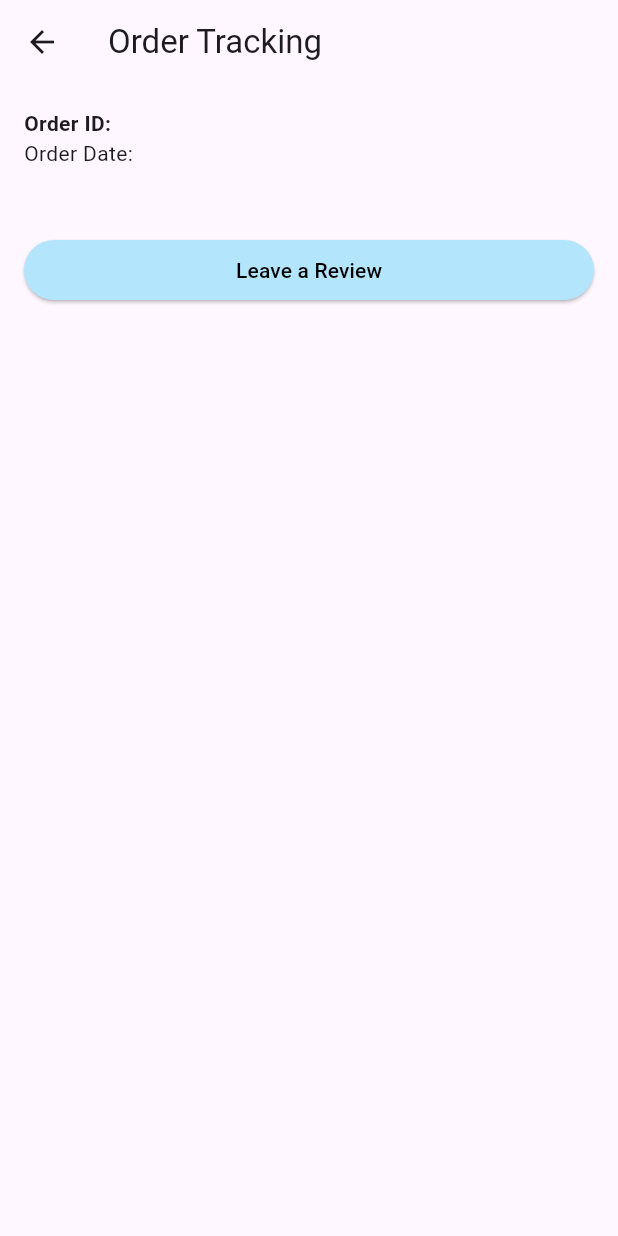
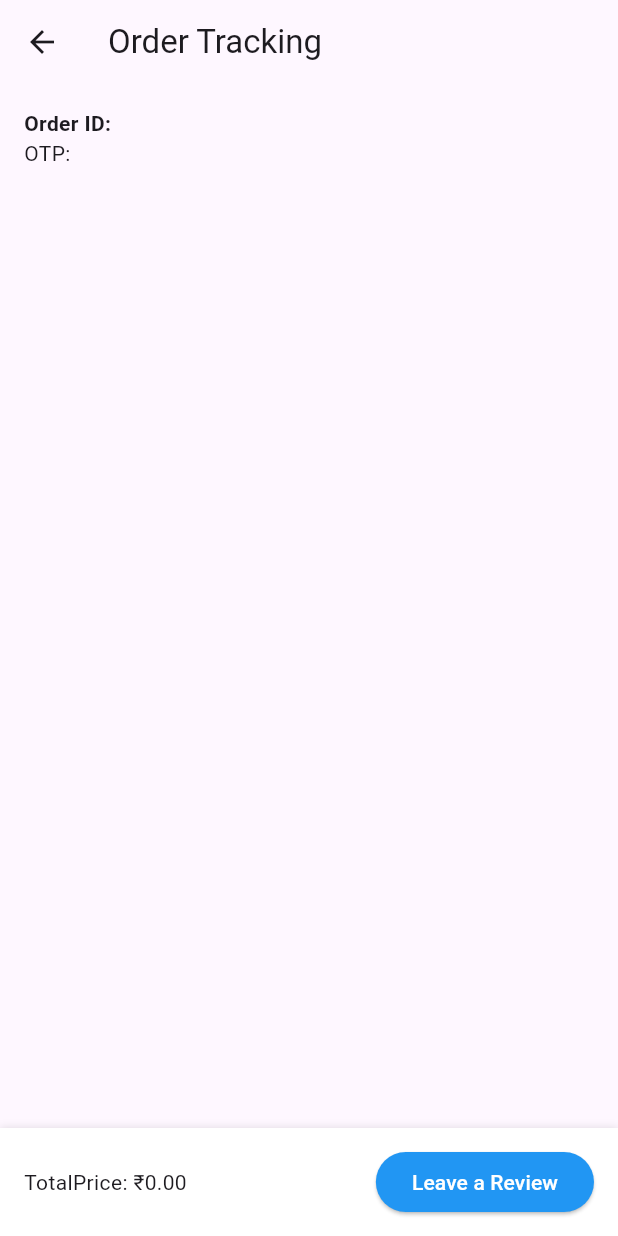
Before and after one commit to mekala-111/go_med, a Flutter app: the ServiceEngineerSparePartTrackingScreen screen opened directly with empty values, on a phone screen of 412 x 824 dp. Run offline on Flutter 3.47's test engine with Material 3 defaults, Android fonts, the light colour scheme and no system bars; our stand-ins replace cached_network_image, firebase_auth, firebase_core, firebase_crashlytics, firebase_database, flutter_riverpod and 6 more; missing offline and left inert: razorpay_flutter; accounts and stored records are empty.

Commit message:
updated may 27

```diff
--- a/lib/model/Serviceengineer_model/serviceengineersparepartbookingmodel.dart
+++ b/lib/model/Serviceengineer_model/serviceengineersparepartbookingmodel.dart
@@ -4,14 +4,27 @@ class ServiceengineersparepartbookingModel {
   List<String>? messages;
   List<Data>? data;
 
-  ServiceengineersparepartbookingModel({this.statusCode, this.success, this.messages, this.data});
+  ServiceengineersparepartbookingModel(
+      {this.statusCode, this.success, this.messages, this.data});
 
-  factory ServiceengineersparepartbookingModel.initial() => ServiceengineersparepartbookingModel(
-        statusCode: 0,
-        success: false,
-        messages: [],
-        data: [],
-      );
+  ServiceengineersparepartbookingModel.fromJson(Map<String, dynamic> json) {
+    statusCode = json['statusCode'];
+    success = json['success'];
+    messages = json['messages'].cast<String>();
+    if (json['data'] != null) {
+      data = <Data>[];
+      json['data'].forEach((v) {
+        data!.add(Data.fromJson(v));
+      });
+    }
+  }
+
+  Map<String, dynamic> toJson() => {
+        'statusCode': statusCode,
+        'success': success,
+        'messages': messages,
+        'data': data?.map((v) => v.toJson()).toList(),
+      };
 
   ServiceengineersparepartbookingModel copyWith({
     int? statusCode,
@@ -27,33 +40,22 @@ class ServiceengineersparepartbookingModel {
     );
   }
 
-  ServiceengineersparepartbookingModel.fromJson(Map<String, dynamic> json) {
-    statusCode = json['statusCode'];
-    success = json['success'];
-    messages = json['messages'].cast<String>();
-    if (json['data'] != null) {
-      data = <Data>[];
-      json['data'].forEach((v) {
-        data!.add(Data.fromJson(v));
-      });
-    }
-  }
-
-  Map<String, dynamic> toJson() {
-    final Map<String, dynamic> data = {};
-    data['statusCode'] = statusCode;
-    data['success'] = success;
-    data['messages'] = messages;
-    if (this.data != null) {
-      data['data'] = this.data!.map((v) => v.toJson()).toList();
-    }
-    return data;
-  }
+  static ServiceengineersparepartbookingModel initial() =>
+      ServiceengineersparepartbookingModel(
+        statusCode: 0,
+        success: false,
+        messages: [],
+        data: [],
+      );
 }
 
 class Data {
   String? sId;
   ServiceEngineer? serviceEngineer;
+  String? otp;
+  double? totalPrice;
+  double? paidPrice;
+  String? type;
   List<SparePartIds>? sparePartIds;
   String? location;
   String? address;
@@ -64,6 +66,10 @@ class Data {
   Data({
     this.sId,
     this.serviceEngineer,
+    this.otp,
+    this.totalPrice,
+    this.paidPrice,
+    this.type,
     this.sparePartIds,
     this.location,
     this.address,
@@ -72,44 +78,19 @@ class Data {
     this.updatedAt,
   });
 
-  factory Data.initial() => Data(
-        sId: '',
-        serviceEngineer: ServiceEngineer.initial(),
-        sparePartIds: [],
-        location: '',
-        address: '',
-        status: '',
-        createdAt: '',
-        updatedAt: '',
-      );
-
-  Data copyWith({
-    String? sId,
-    ServiceEngineer? serviceEngineer,
-    List<SparePartIds>? sparePartIds,
-    String? location,
-    String? address,
-    String? status,
-    String? createdAt,
-    String? updatedAt,
-  }) {
-    return Data(
-      sId: sId ?? this.sId,
-      serviceEngineer: serviceEngineer ?? this.serviceEngineer,
-      sparePartIds: sparePartIds ?? this.sparePartIds,
-      location: location ?? this.location,
-      address: address ?? this.address,
-      status: status ?? this.status,
-      createdAt: createdAt ?? this.createdAt,
-      updatedAt: updatedAt ?? this.updatedAt,
-    );
-  }
-
   Data.fromJson(Map<String, dynamic> json) {
     sId = json['_id'];
     serviceEngineer = json['serviceEngineer'] != null
         ? ServiceEngineer.fromJson(json['serviceEngineer'])
         : null;
+    otp = json['Otp'];
+    totalPrice = json['totalPrice'] != null
+        ? (json['totalPrice'] as num).toDouble()
+        : null;
+    paidPrice = json['paidPrice'] != null
+        ? (json['paidPrice'] as num).toDouble()
+        : null;
+    type = json['type'];
     if (json['sparePartIds'] != null) {
       sparePartIds = <SparePartIds>[];
       json['sparePartIds'].forEach((v) {
@@ -123,22 +104,65 @@ class Data {
     updatedAt = json['updatedAt'];
   }
 
-  Map<String, dynamic> toJson() {
-    final Map<String, dynamic> data = {};
-    data['_id'] = sId;
-    if (serviceEngineer != null) {
-      data['serviceEngineer'] = serviceEngineer!.toJson();
-    }
-    if (sparePartIds != null) {
-      data['sparePartIds'] = sparePartIds!.map((v) => v.toJson()).toList();
-    }
-    data['location'] = location;
-    data['address'] = address;
-    data['status'] = status;
-    data['createdAt'] = createdAt;
-    data['updatedAt'] = updatedAt;
-    return data;
+  Map<String, dynamic> toJson() => {
+        '_id': sId,
+        'serviceEngineer': serviceEngineer?.toJson(),
+        'Otp': otp,
+        'totalPrice': totalPrice,
+        'paidPrice': paidPrice,
+        'type': type,
+        'sparePartIds': sparePartIds?.map((v) => v.toJson()).toList(),
+        'location': location,
+        'address': address,
+        'status': status,
+        'createdAt': createdAt,
+        'updatedAt': updatedAt,
+      };
+
+  Data copyWith({
+    String? sId,
+    ServiceEngineer? serviceEngineer,
+    String? otp,
+    double? totalPrice,
+    double? paidPrice,
+    String? type,
+    List<SparePartIds>? sparePartIds,
+    String? location,
+    String? address,
+    String? status,
+    String? createdAt,
+    String? updatedAt,
+  }) {
+    return Data(
+      sId: sId ?? this.sId,
+      serviceEngineer: serviceEngineer ?? this.serviceEngineer,
+      otp: otp ?? this.otp,
+      totalPrice: totalPrice ?? this.totalPrice,
+      paidPrice: paidPrice ?? this.paidPrice,
+      type: type ?? this.type,
+      sparePartIds: sparePartIds ?? this.sparePartIds,
+      location: location ?? this.location,
+      address: address ?? this.address,
+      status: status ?? this.status,
+      createdAt: createdAt ?? this.createdAt,
+      updatedAt: updatedAt ?? this.updatedAt,
+    );
   }
+
+  static Data initial() => Data(
+        sId: '',
+        serviceEngineer: ServiceEngineer.initial(),
+        otp: '',
+        totalPrice: 0.0,
+        paidPrice: 0.0,
+        type: '',
+        sparePartIds: [],
+        location: '',
+        address: '',
+        status: '',
+        createdAt: '',
+        updatedAt: '',
+      );
 }
 
 class ServiceEngineer {
@@ -150,13 +174,21 @@ class ServiceEngineer {
 
   ServiceEngineer({this.sId, this.name, this.email, this.mobile, this.role});
 
-  factory ServiceEngineer.initial() => ServiceEngineer(
-        sId: '',
-        name: '',
-        email: '',
-        mobile: '',
-        role: '',
-      );
+  ServiceEngineer.fromJson(Map<String, dynamic> json) {
+    sId = json['_id'];
+    name = json['name'];
+    email = json['email'];
+    mobile = json['mobile'];
+    role = json['role'];
+  }
+
+  Map<String, dynamic> toJson() => {
+        '_id': sId,
+        'name': name,
+        'email': email,
+        'mobile': mobile,
+        'role': role,
+      };
 
   ServiceEngineer copyWith({
     String? sId,
@@ -174,23 +206,13 @@ class ServiceEngineer {
     );
   }
 
-  ServiceEngineer.fromJson(Map<String, dynamic> json) {
-    sId = json['_id'];
-    name = json['name'];
-    email = json['email'];
-    mobile = json['mobile'];
-    role = json['role'];
-  }
-
-  Map<String, dynamic> toJson() {
-    final Map<String, dynamic> data = {};
-    data['_id'] = sId;
-    data['name'] = name;
-    data['email'] = email;
-    data['mobile'] = mobile;
-    data['role'] = role;
-    return data;
-  }
+  static ServiceEngineer initial() => ServiceEngineer(
+        sId: '',
+        name: '',
+        email: '',
+        mobile: '',
+        role: '',
+      );
 }
 
 class SparePartIds {
@@ -199,10 +221,12 @@ class SparePartIds {
   String? sparePartName;
   String? description;
   List<String>? sparePartImages;
+  double? userPrice;
   String? bookingStatus;
   int? price;
   int? quantity;
   int? availableStock;
+  DistributorId? distributorId;
 
   SparePartIds({
     this.sId,
@@ -210,23 +234,47 @@ class SparePartIds {
     this.sparePartName,
     this.description,
     this.sparePartImages,
+    this.userPrice,
     this.bookingStatus,
     this.price,
     this.quantity,
     this.availableStock,
+    this.distributorId,
   });
 
-  factory SparePartIds.initial() => SparePartIds(
-        sId: '',
-        parentId: '',
-        sparePartName: '',
-        description: '',
-        sparePartImages: [],
-        bookingStatus: '',
-        price: 0,
-        quantity: 0,
-        availableStock: 0,
-      );
+  SparePartIds.fromJson(Map<String, dynamic> json) {
+    sId = json['_id'];
+    parentId = json['parentId'];
+    sparePartName = json['sparePartName'];
+    description = json['description'];
+    sparePartImages = json['sparePartImages'].cast<String>();
+    userPrice = json['userPrice'] != null
+    ? (json['userPrice'] is int
+        ? (json['userPrice'] as int).toDouble()
+        : json['userPrice'])
+        :null;
+    bookingStatus = json['bookingStatus'];
+    price = json['price'];
+    quantity = json['quantity'];
+    availableStock = json['availableStock'];
+    distributorId = json['distributorId'] != null
+        ? DistributorId.fromJson(json['distributorId'])
+        : null;
+  }
+
+  Map<String, dynamic> toJson() => {
+        '_id': sId,
+        'parentId': parentId,
+        'sparePartName': sparePartName,
+        'description': description,
+        'sparePartImages': sparePartImages,
+        'userPrice': userPrice,
+        'bookingStatus': bookingStatus,
+        'price': price,
+        'quantity': quantity,
+        'availableStock': availableStock,
+        'distributorId': distributorId?.toJson(),
+      };
 
   SparePartIds copyWith({
     String? sId,
@@ -234,10 +282,12 @@ class SparePartIds {
     String? sparePartName,
     String? description,
     List<String>? sparePartImages,
+    double? userPrice,
     String? bookingStatus,
     int? price,
     int? quantity,
     int? availableStock,
+    DistributorId? distributorId,
   }) {
     return SparePartIds(
       sId: sId ?? this.sId,
@@ -245,36 +295,64 @@ class SparePartIds {
       sparePartName: sparePartName ?? this.sparePartName,
       description: description ?? this.description,
       sparePartImages: sparePartImages ?? this.sparePartImages,
+      userPrice: userPrice ?? this.userPrice,
       bookingStatus: bookingStatus ?? this.bookingStatus,
       price: price ?? this.price,
       quantity: quantity ?? this.quantity,
       availableStock: availableStock ?? this.availableStock,
+      distributorId: distributorId ?? this.distributorId,
     );
   }
 
-  SparePartIds.fromJson(Map<String, dynamic> json) {
+  static SparePartIds initial() => SparePartIds(
+        sId: '',
+        parentId: '',
+        sparePartName: '',
+        description: '',
+        sparePartImages: [],
+        userPrice: 0.0,
+        bookingStatus: '',
+        price: 0,
+        quantity: 0,
+        availableStock: 0,
+        distributorId: DistributorId.initial(),
+      );
+}
+
+class DistributorId {
+  String? sId;
+  String? firmName;
+  String? ownerName;
+
+  DistributorId({this.sId, this.firmName, this.ownerName});
+
+  DistributorId.fromJson(Map<String, dynamic> json) {
     sId = json['_id'];
-    parentId = json['parentId'];
-    sparePartName = json['sparePartName'];
-    description = json['description'];
-    sparePartImages = json['sparePartImages'].cast<String>();
-    bookingStatus = json['bookingStatus'];
-    price = json['price'];
-    quantity = json['quantity'];
-    availableStock = json['availableStock'];
+    firmName = json['firmName'];
+    ownerName = json['ownerName'];
   }
 
-  Map<String, dynamic> toJson() {
-    final Map<String, dynamic> data = {};
-    data['_id'] = sId;
-    data['parentId'] = parentId;
-    data['sparePartName'] = sparePartName;
-    data['description'] = description;
-    data['sparePartImages'] = sparePartImages;
-    data['bookingStatus'] = bookingStatus;
-    data['price'] = price;
-    data['quantity'] = quantity;
-    data['availableStock'] = availableStock;
-    return data;
+  Map<String, dynamic> toJson() => {
+        '_id': sId,
+        'firmName': firmName,
+        'ownerName': ownerName,
+      };
+
+  DistributorId copyWith({
+    String? sId,
+    String? firmName,
+    String? ownerName,
+  }) {
+    return DistributorId(
+      sId: sId ?? this.sId,
+      firmName: firmName ?? this.firmName,
+      ownerName: ownerName ?? this.ownerName,
+    );
   }
+
+  static DistributorId initial() => DistributorId(
+        sId: '',
+        firmName: '',
+        ownerName: '',
+      );
 }
--- a/lib/screens/serviceEngineer_screens/serviceenginnerspareparttrackingscreen.dart
+++ b/lib/screens/serviceEngineer_screens/serviceenginnerspareparttrackingscreen.dart
@@ -6,17 +6,20 @@ import '../../providers/Serviceenginner_ptovider/Serviceengineersparepartbooking
 class ServiceEngineerSparePartTrackingScreen extends ConsumerWidget {
   final Data booking;
 
-  const ServiceEngineerSparePartTrackingScreen({super.key, required this.booking});
+  const ServiceEngineerSparePartTrackingScreen(
+      {super.key, required this.booking});
 
   @override
   Widget build(BuildContext context, WidgetRef ref) {
-    final trackingSteps = ['Booked', 'Confirmed', 'OutforDelivery', 'Completed'];
-
+    final trackingSteps = [
+      'Booked',
+      'Confirmed',
+      'OutforDelivery',
+      'Completed'
+    ];
 
     int mapStatusToStep(String? status) {
-      final normalized = status?.toLowerCase().trim(); // Normalize status
-      print('Booking Status: $normalized'); // Debug log
-
+      final normalized = status?.toLowerCase().trim();
       switch (normalized) {
         case 'pending':
           return 0;
@@ -31,59 +34,71 @@ class ServiceEngineerSparePartTrackingScreen extends ConsumerWidget {
       }
     }
 
+    // double totalPrice = booking.totalPrice;
+    // double paidPrice = (booking.paidPrice)
+    //     ? booking.paidPrice
+    //     : booking.paidPrice
+    //         ? booking.paidPrice
+    //         : 0.0;
+    final double remainingPrice = (booking.totalPrice??0) - (booking.paidPrice??0);
+
     return Scaffold(
       appBar: AppBar(title: const Text('Order Tracking')),
       body: Padding(
         padding: const EdgeInsets.all(16),
         child: ListView(
           children: [
-            Text("Order ID: ${booking.sId}", style: const TextStyle(fontWeight: FontWeight.bold)),
-            Text("Order Date: ${booking.createdAt}"),
+            Text("Order ID: ${booking.sId}",
+                style: const TextStyle(fontWeight: FontWeight.bold)),
+            Text("OTP: ${booking.otp}"),
             const SizedBox(height: 20),
-
             ...booking.sparePartIds?.map((part) {
                   final currentStep = mapStatusToStep(part.bookingStatus);
-              print('Current Step: $currentStep'); // Debug
-
                   return Padding(
                     padding: const EdgeInsets.symmetric(vertical: 16),
                     child: Card(
                       elevation: 2,
-                  shape: RoundedRectangleBorder(borderRadius: BorderRadius.circular(10)),
+                      shape: RoundedRectangleBorder(
+                          borderRadius: BorderRadius.circular(10)),
                       child: Padding(
                         padding: const EdgeInsets.all(16),
                         child: Column(
                           crossAxisAlignment: CrossAxisAlignment.start,
                           children: [
                             Text("Product: ${part.sparePartName ?? 'N/A'}",
-                            style: const TextStyle(fontWeight: FontWeight.bold)),
-                        Text("Price: ₹${part.price?.toStringAsFixed(2) ?? 'N/A'}"),
+                                style: const TextStyle(
+                                    fontWeight: FontWeight.bold)),
+                            Text(
+                                "Price: ₹${part.price?.toStringAsFixed(2) ?? 'N/A'}"),
                             Text("Quantity: ${part.quantity}"),
                             const SizedBox(height: 16),
-
-                        // Step tracker UI
                             Row(
-                          children: List.generate(trackingSteps.length * 2 - 1, (index) {
+                              children: List.generate(
+                                  trackingSteps.length * 2 - 1, (index) {
                                 if (index.isOdd) {
                                   final isLineActive = index ~/ 2 < currentStep;
                                   return Expanded(
                                     child: Container(
                                       height: 2,
-                                  color: isLineActive ? Colors.blue : Colors.grey[300],
+                                      color: isLineActive
+                                          ? Colors.blue
+                                          : Colors.grey[300],
                                     ),
                                   );
                                 } else {
                                   final stepIndex = index ~/ 2;
                                   final isActive = stepIndex <= currentStep;
-
                                   return Column(
                                     children: [
                                       CircleAvatar(
                                         radius: 16,
-                                    backgroundColor: isActive ? Colors.blue : Colors.grey[300],
+                                        backgroundColor: isActive
+                                            ? Colors.blue
+                                            : Colors.grey[300],
                                         child: Text(
                                           '${stepIndex + 1}',
-                                      style: const TextStyle(color: Colors.white),
+                                          style: const TextStyle(
+                                              color: Colors.white),
                                         ),
                                       ),
                                       const SizedBox(height: 4),
@@ -92,7 +107,9 @@ class ServiceEngineerSparePartTrackingScreen extends ConsumerWidget {
                                         style: TextStyle(
                                           fontSize: 9,
                                           fontWeight: FontWeight.w500,
-                                      color: isActive ? Colors.blue : Colors.grey,
+                                          color: isActive
+                                              ? Colors.blue
+                                              : Colors.grey,
                                         ),
                                       ),
                                     ],
@@ -100,12 +117,13 @@ class ServiceEngineerSparePartTrackingScreen extends ConsumerWidget {
                                 }
                               }),
                             ),
-
                             const SizedBox(height: 16),
-
-                        // Cancel Booking Button
-                        if ((part.bookingStatus?.toLowerCase().trim() ?? '') == 'pending' ||
-                            (part.bookingStatus?.toLowerCase().trim() ?? '') == 'confirmed')
+                            if ((part.bookingStatus?.toLowerCase().trim() ??
+                                        '') ==
+                                    'pending' ||
+                                (part.bookingStatus?.toLowerCase().trim() ??
+                                        '') ==
+                                    'confirmed')
                               ElevatedButton(
                                 onPressed: () {
                                   _showConfirmationDialog(
@@ -113,17 +131,20 @@ class ServiceEngineerSparePartTrackingScreen extends ConsumerWidget {
                                     'Cancel Booking',
                                     'Are you sure you want to cancel this spare part booking?',
                                     () => ref
-                                    .read(serciceEngineerSparepartBookingProvider.notifier)
+                                        .read(
+                                            serciceEngineerSparepartBookingProvider
+                                                .notifier)
                                         .deleteSparepartBooking(part.sId ?? ''),
                                   );
                                 },
                                 style: ElevatedButton.styleFrom(
-                              backgroundColor: Colors.red,
-                              padding: const EdgeInsets.symmetric(horizontal: 20, vertical: 10),
+                                  backgroundColor: const Color.fromARGB(255, 242, 152, 146),
+                                  padding: const EdgeInsets.symmetric(
+                                      horizontal: 20, vertical: 10),
                                 ),
                                 child: const Text(
                                   "Cancel Booking",
-                              style: TextStyle(color: Colors.white),
+                                  style: TextStyle(color: Color.fromARGB(255, 0, 0, 0)),
                                 ),
                               )
                             else
@@ -147,19 +168,47 @@ class ServiceEngineerSparePartTrackingScreen extends ConsumerWidget {
                       ),
                     ),
                   );
-            }).toList() ?? [],
+                }).toList() ??
+                [],
+          ],
+        ),
+      ),
 
-            const SizedBox(height: 24),
+      /// Bottom bar with totals and review button
+      bottomNavigationBar: Container(
+        padding: const EdgeInsets.symmetric(horizontal: 16, vertical: 12),
+        decoration: BoxDecoration(
+          color: Colors.white,
+          boxShadow: [BoxShadow(color: Colors.black12, blurRadius: 4)],
+        ),
+        child: Row(
+          mainAxisAlignment: MainAxisAlignment.spaceBetween,
+          children: [
+            // Price Info
+            Column(
+              crossAxisAlignment: CrossAxisAlignment.start,
+              mainAxisSize: MainAxisSize.min,
+              children: [
+                Text("TotalPrice: ₹${booking.totalPrice!.toStringAsFixed(2)}"),
+                if ((booking.type?.toLowerCase() ?? '') == 'cod') ...[
+                  Text("PaidPrice: ₹${booking.paidPrice!.toStringAsFixed(2)}"),
 
+                  Text(
+                    "Remaining: ₹${remainingPrice.toStringAsFixed(2)}",
+                    style: const TextStyle(color: Colors.red, fontWeight: FontWeight.bold),
+                  ),
+                ],
+              ],
+            ),
 
-            // Review Button
+            // Leave a Review Button
             ElevatedButton(
               onPressed: () {
-                // Add review logic here
+                // TODO: Add review logic
               },
               style: ElevatedButton.styleFrom(
-                backgroundColor: Colors.lightBlue[100],
-                foregroundColor: Colors.black,
+                backgroundColor: Colors.blue,
+                foregroundColor: Colors.white,
               ),
               child: const Text("Leave a Review"),
             ),
@@ -169,8 +218,8 @@ class ServiceEngineerSparePartTrackingScreen extends ConsumerWidget {
     );
   }
 
-  void _showConfirmationDialog(
-      BuildContext context, String action, String message, VoidCallback onConfirmed) {
+  void _showConfirmationDialog(BuildContext context, String action,
+      String message, VoidCallback onConfirmed) {
     showDialog(
       context: context,
       builder: (BuildContext context) {
```
Also changed, not shown: lib/screens/settings.dart (+6 -1 lines). Lines whose indentation alone changed are shown as unchanged.
